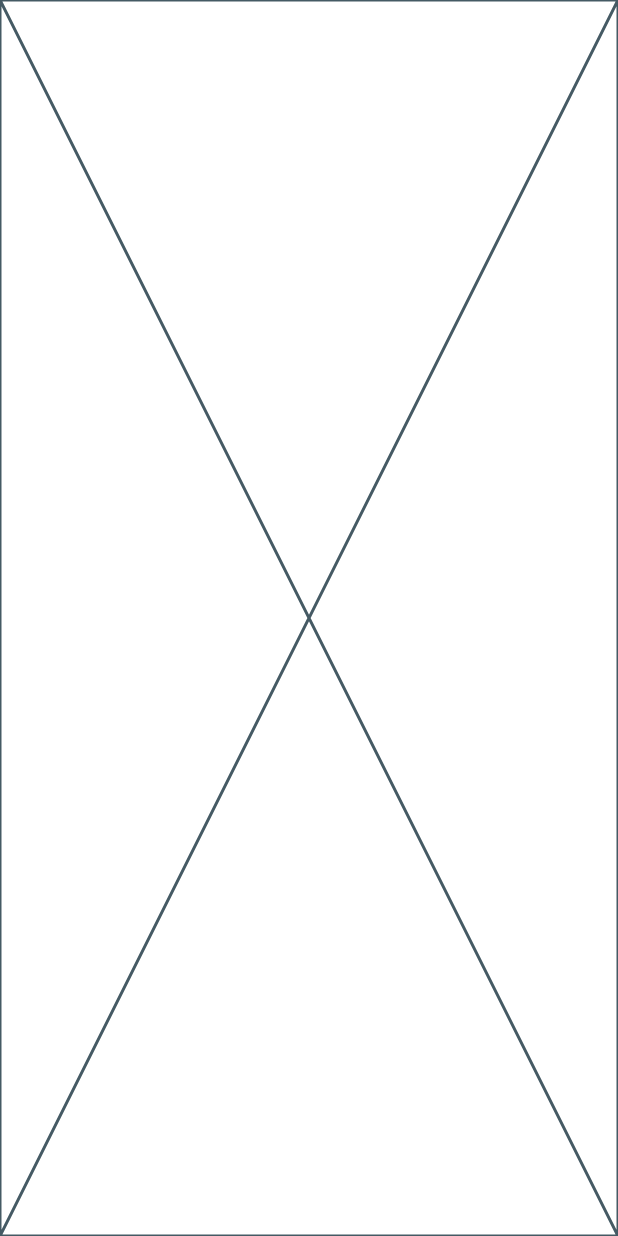
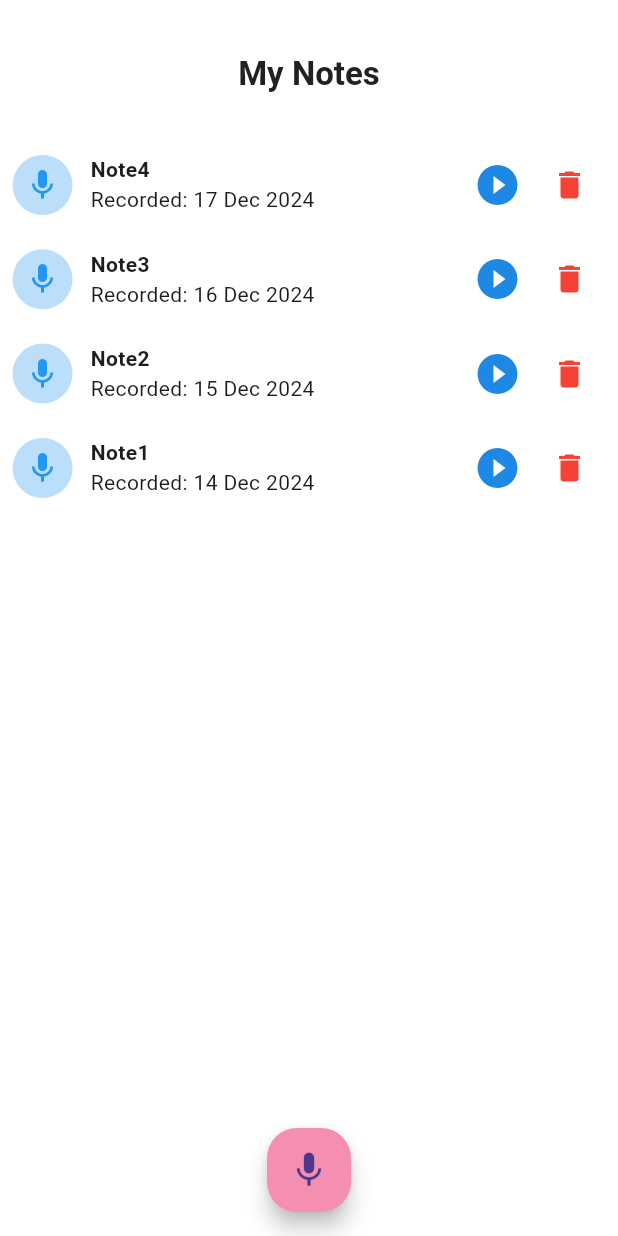
Before and after one commit to rahmagamal21/voice-notes-app, a Flutter app: the screen it shows after launch, on a phone screen of 412 x 824 dp. Run offline on Flutter 3.47's test engine with Material 3 defaults, Android fonts, the light colour scheme and no system bars; our stand-ins replace flutter_bloc, flutter_screenutil, freezed_annotation.

Commit message:
main screen

```diff
--- /dev/null
+++ b/lib/Features/Voice Notes/Presentation/controller/voice_note/voice_note_bloc.dart
@@ -0,0 +1,10 @@
+import 'package:flutter_bloc/flutter_bloc.dart';
+import 'package:freezed_annotation/freezed_annotation.dart';
+
+part 'voice_note_state.dart';
+part 'voice_note_event.dart';
+part 'voice_note_bloc.freezed.dart';
+
+class VoiceNoteBloc extends Bloc<VoiceNoteEvent, VoiceNoteState> {
+  VoiceNoteBloc() : super(VoiceNoteState.initial()) {}
+}
--- /dev/null
+++ b/lib/Features/Voice Notes/Presentation/controller/voice_note/voice_note_event.dart
@@ -0,0 +1,9 @@
+part of 'voice_note_bloc.dart';
+
+@freezed
+class VoiceNoteEvent with _$VoiceNoteEvent {
+  const factory VoiceNoteEvent.startRecording() = StartRecording;
+  const factory VoiceNoteEvent.pauseRecording() = PauseRecording;
+  const factory VoiceNoteEvent.stopRecording() = StopRecording;
+  const factory VoiceNoteEvent.updateDuration() = UpdateDuration;
+}
--- /dev/null
+++ b/lib/Features/Voice Notes/Presentation/controller/voice_note/voice_note_state.dart
@@ -0,0 +1,16 @@
+part of 'voice_note_bloc.dart';
+
+@freezed
+class VoiceNoteState with _$VoiceNoteState {
+  const factory VoiceNoteState({
+    required bool isRecording,
+    required bool isPaused,
+    required int recordingDuration,
+  }) = _VoiceNoteState;
+
+  factory VoiceNoteState.initial() => const VoiceNoteState(
+        isRecording: false,
+        isPaused: false,
+        recordingDuration: 0,
+      );
+}
--- a/lib/Features/Voice Notes/Presentation/views/voice_notes_screen.dart
+++ b/lib/Features/Voice Notes/Presentation/views/voice_notes_screen.dart
@@ -1,10 +1,58 @@
 import 'package:flutter/material.dart';
+import 'package:flutter_screenutil/flutter_screenutil.dart';
+import 'package:voice_notes_app/Features/Voice%20Notes/Presentation/views/widgets/notes_list_item.dart';
 
 class VoiceNotesScreen extends StatelessWidget {
   const VoiceNotesScreen({super.key});
 
   @override
   Widget build(BuildContext context) {
-    return const Placeholder();
+    List<Map<String, String>> notes = [
+      {"title": "Note1", "date": "14 Dec 2024"},
+      {"title": "Note2", "date": "15 Dec 2024"},
+      {"title": "Note3", "date": "16 Dec 2024"},
+      {"title": "Note4", "date": "17 Dec 2024"}
+    ];
+    return SafeArea(
+      child: Scaffold(
+        backgroundColor: Colors.white,
+        appBar: AppBar(
+          title: const Text(
+            'My Notes',
+            style: TextStyle(
+                color: Color(0xff212121), fontWeight: FontWeight.bold),
+          ),
+          elevation: 0,
+          backgroundColor: Colors.white,
+          centerTitle: true,
+          toolbarHeight: 100.h,
+        ),
+        body: ListView.separated(
+          itemBuilder: (context, index) {
+            return NotesListItem(
+              title: notes[index]["title"] ?? '',
+              date: notes[index]["date"] ?? '',
+            );
+          },
+          separatorBuilder: (BuildContext context, int index) {
+            return SizedBox(
+              height: 15.h,
+            );
+          },
+          itemCount: notes.length,
+          reverse: true,
+          shrinkWrap: true,
+        ),
+        floatingActionButton: FloatingActionButton(
+          onPressed: () {},
+          backgroundColor: const Color(0xffF48FB1),
+          shape: const RoundedRectangleBorder(
+            borderRadius: BorderRadius.all(Radius.circular(20)),
+          ),
+          child: const Icon(Icons.mic, size: 28),
+        ),
+        floatingActionButtonLocation: FloatingActionButtonLocation.centerFloat,
+      ),
+    );
   }
 }
--- /dev/null
+++ b/lib/Features/Voice Notes/Presentation/views/widgets/notes_list_item.dart
@@ -0,0 +1,44 @@
+import 'package:flutter/material.dart';
+import 'package:flutter_screenutil/flutter_screenutil.dart';
+
+class NotesListItem extends StatelessWidget {
+  const NotesListItem({super.key, required this.title, required this.date});
+
+  final String title;
+  final String date;
+
+  @override
+  Widget build(BuildContext context) {
+    return Padding(
+      padding: EdgeInsets.symmetric(horizontal: 8.w),
+      child: Row(
+        children: [
+          CircleAvatar(
+            backgroundColor: Colors.blue.shade100,
+            child: const Icon(Icons.mic, color: Colors.blue),
+          ),
+          const SizedBox(width: 12),
+          Expanded(
+            child: Column(
+              crossAxisAlignment: CrossAxisAlignment.start,
+              children: [
+                Text(title,
+                    style: const TextStyle(fontWeight: FontWeight.bold)),
+                Text("Recorded: $date"),
+              ],
+            ),
+          ),
+          IconButton(
+            icon: const Icon(Icons.play_circle_fill,
+                size: 32, color: Color(0xff1E88E5)),
+            onPressed: () {},
+          ),
+          IconButton(
+            icon: const Icon(Icons.delete, color: Colors.red),
+            onPressed: () {},
+          ),
+        ],
+      ),
+    );
+  }
+}
--- a/lib/main.dart
+++ b/lib/main.dart
@@ -1,4 +1,5 @@
 import 'package:flutter/material.dart';
+import 'package:flutter_screenutil/flutter_screenutil.dart';
 import 'package:voice_notes_app/Features/Voice%20Notes/Presentation/views/voice_notes_screen.dart';
 
 void main() {
@@ -10,8 +11,13 @@ class MyApp extends StatelessWidget {
 
   @override
   Widget build(BuildContext context) {
-    return const MaterialApp(
-      home: VoiceNotesScreen(),
-    );
+    return ScreenUtilInit(
+        designSize: const Size(393, 830),
+        builder: (context, child) {
+          return const MaterialApp(
+            debugShowCheckedModeBanner: false,
+            home: VoiceNotesScreen(),
+          );
+        });
   }
 }
```
Also changed, not shown: pubspec.yaml (+7 -17 lines), lib/Features/Voice Notes/Presentation/controller/voice_note/voice_note_bloc.freezed.dart (added), pubspec.lock.
